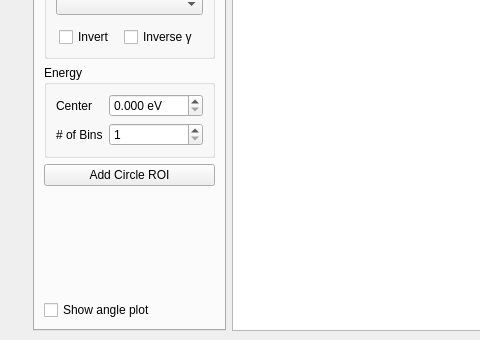
This is src/erlab/interactive/ktool.ui in kmnhan/erlabpy as Qt 5 draws it before an edit; both pictures show x 0 to 480 and y 383 to 723 of the 759 by 723 pixel window. The edited form follows.
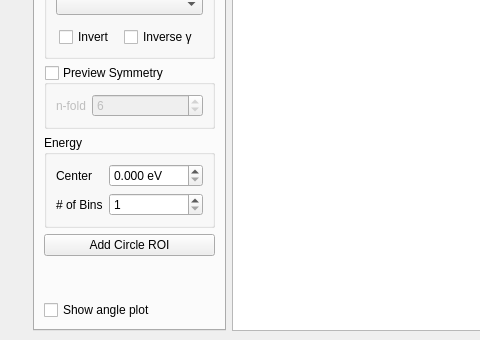
This is the edited form. The open tabs and pages were chosen to show the change. Custom widgets are drawn as their Qt base class.

Commit message:
feat(ktool): add symmetrization preview
Adds the ability to preview n-fold symmetrized constant-energy surfaces to `ktool`.

```diff
--- a/src/erlab/interactive/ktool.ui
+++ b/src/erlab/interactive/ktool.ui
@@ -607,6 +607,41 @@
           </layout>
          </widget>
         </item>
+        <item>
+         <widget class="QGroupBox" name="preview_symmetry_group">
+          <property name="title">
+           <string>Preview Symmetry</string>
+          </property>
+          <property name="checkable">
+           <bool>true</bool>
+          </property>
+          <property name="checked">
+           <bool>false</bool>
+          </property>
+          <layout class="QFormLayout" name="formLayout_6">
+           <item row="0" column="0">
+            <widget class="QLabel" name="label_14">
+             <property name="text">
+              <string>n-fold</string>
+             </property>
+            </widget>
+           </item>
+           <item row="0" column="1">
+            <widget class="QSpinBox" name="preview_symmetry_fold_spin">
+             <property name="minimum">
+              <number>2</number>
+             </property>
+             <property name="maximum">
+              <number>12</number>
+             </property>
+             <property name="value">
+              <number>6</number>
+             </property>
+            </widget>
+           </item>
+          </layout>
+         </widget>
+        </item>
         <item>
          <widget class="QGroupBox" name="energy_group">
           <property name="title">
```
The commit also changes 2 other files.
